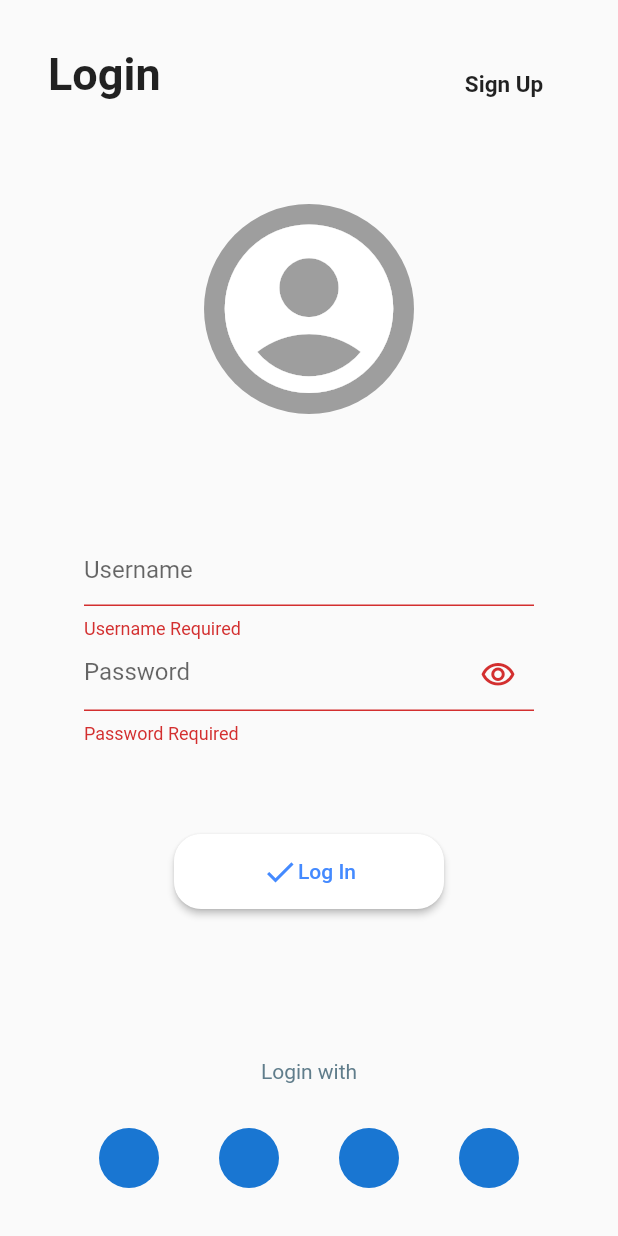
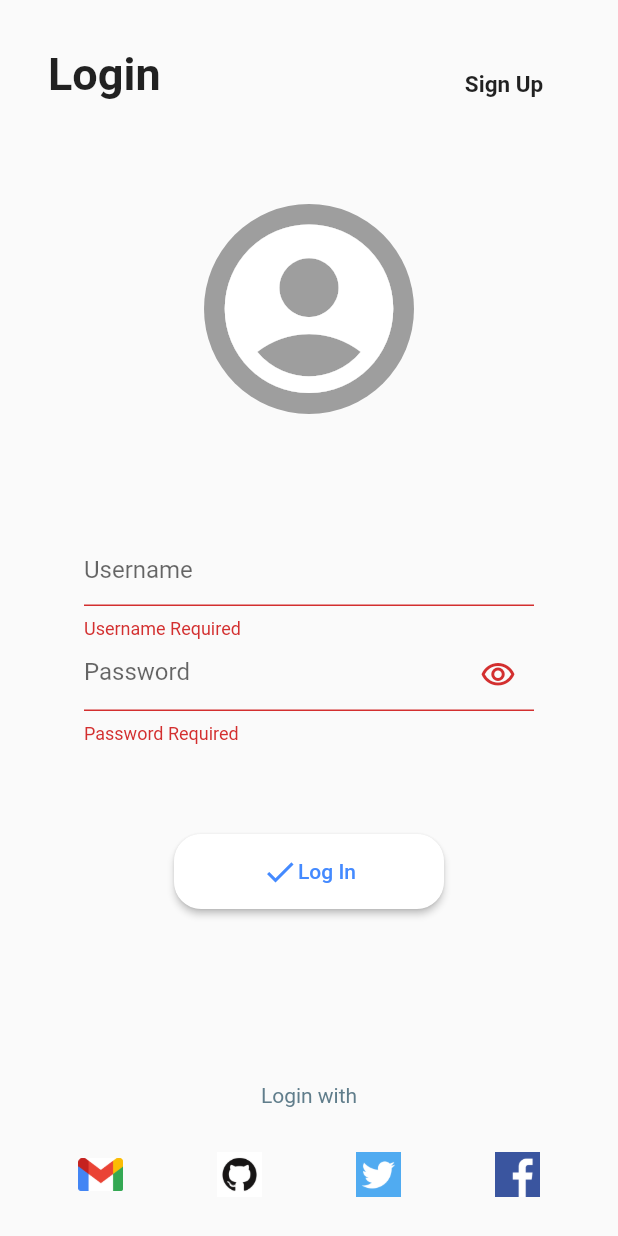
Before and after one commit to Princeigwe/Flutter-Login-UI, a Flutter app: the screen it shows after launch, on a phone screen of 412 x 824 dp. Run offline on Flutter 3.47's test engine with Material 2 defaults, Android fonts, the phone set to English and light mode, and no system bars.

Commit message:
added images for circles

```diff
--- a/lib/pages/home.dart
+++ b/lib/pages/home.dart
@@ -156,22 +156,57 @@ class _HomeState extends State<Home> {
               Row(
                 mainAxisAlignment: MainAxisAlignment.center,
                 children: [
-                  Text(
-                    "Login with",
-                    style: TextStyle(color: Colors.blueGrey),
+                  Padding(
+                    padding: EdgeInsets.all(16.0),
+                    child: Text(
+                      "Login with",
+                      style: TextStyle(color: Colors.blueGrey),
+                    ),
                   )
                 ],
               ),
               Padding(
-                padding: EdgeInsets.all(30.0),
+                padding: EdgeInsets.all(5.0),
                 child: Row(
                   mainAxisAlignment: MainAxisAlignment.spaceAround,
                   mainAxisSize: MainAxisSize.max,
                   children: [
-                    CircleAvatar(),
-                    CircleAvatar(),
-                    CircleAvatar(),
-                    CircleAvatar(),
+                    RawMaterialButton(
+                      onPressed: () {},
+                      child: Image(
+                        image: AssetImage('assets/images/google icon.png'),
+                        height: 30.0,
+                        width: 30.0,
+                      ),
+                      shape: CircleBorder(),
+                    ),
+                    RawMaterialButton(
+                        onPressed: () {},
+                        child: Image(
+                          image: AssetImage('assets/images/github.png'),
+                          height: 30.0,
+                          width: 30.0,
+                        ),
+                        shape: CircleBorder(),
+                      ),
+                    RawMaterialButton(
+                        onPressed: () {},
+                        child: Image(
+                          image: AssetImage('assets/images/twitter.png'),
+                          height: 30.0,
+                          width: 30.0,
+                        ),
+                        shape: CircleBorder(),
+                      ),
+                    RawMaterialButton(
+                        onPressed: () {},
+                        child: Image(
+                          image: AssetImage('assets/images/Facebook.png'),
+                          height: 30.0,
+                          width: 30.0,
+                        ),
+                        shape: CircleBorder(),
+                      ),
                   ],
                 ),
               )
```
Also changed, not shown: assets/images/Facebook.png (added), assets/images/github.png (added), assets/images/google icon.png (added), assets/images/twitter.png (added).
